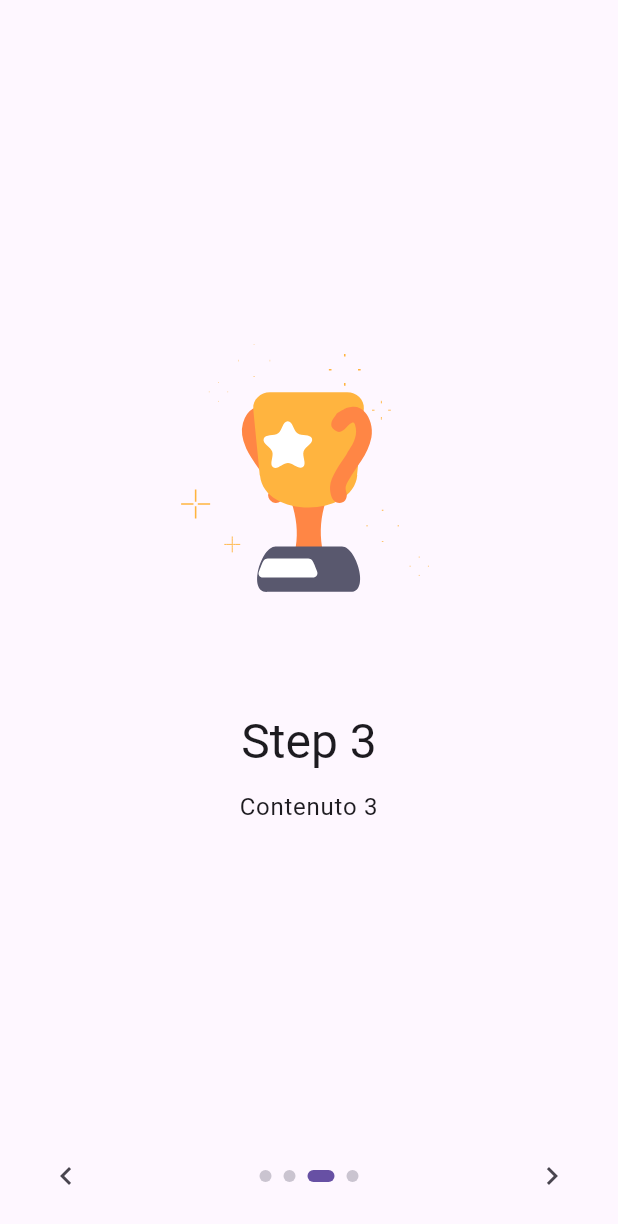
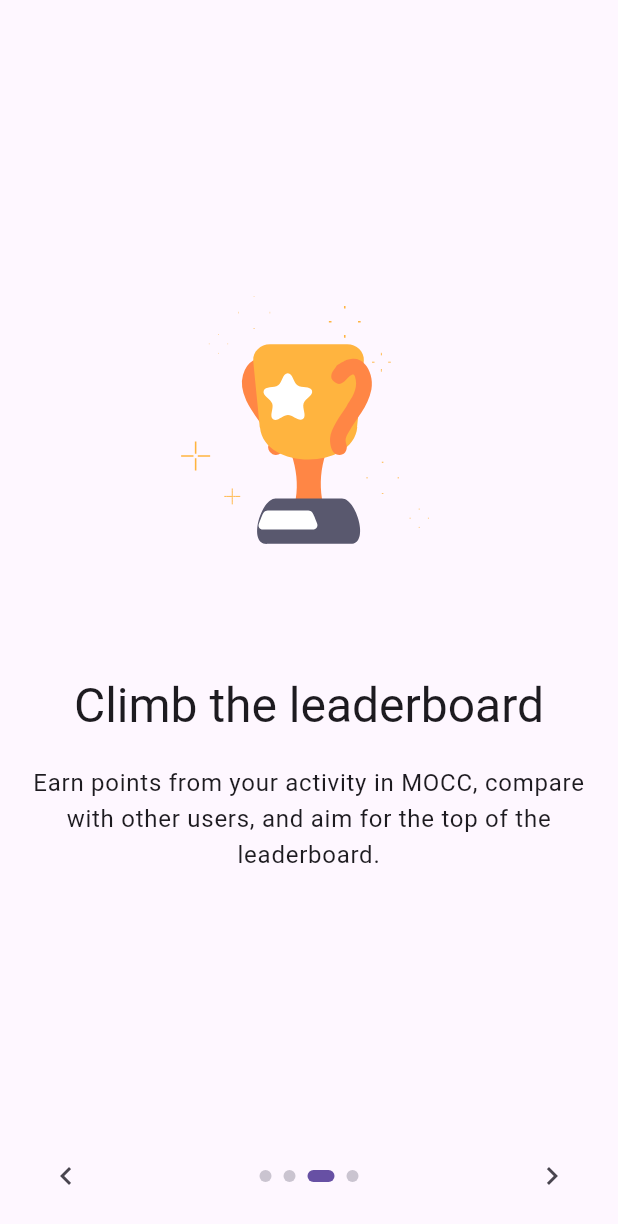
Before and after one commit to mariocosenza/mocc, a Flutter app: the screen it shows after launch, swiped to page 3, on a phone screen of 412 x 824 dp. Shown: the top 1224 px of the screen. Run offline on Flutter 3.47's test engine with Material 3 defaults, Android fonts, the light colour scheme and no system bars; our stand-ins replace auth_buttons, easy_localization, flutter_riverpod, go_router, graphql_flutter, lottie; missing offline and left inert: msal_auth, msal_js; project files that could hold a hidden picture were left out.

Commit message:
refactor: update text

```diff
--- a/app/assets/translations/en.json
+++ b/app/assets/translations/en.json
@@ -3,6 +3,14 @@
     "welcome": "Welcome to our app, {name}!",
     "login": "Login with Microsoft",
     "login_title": "Login with a Social",
+    "fridge": "Fridge",
+    "shopping": "Shopping",
+    "step1_title": "Plan meals with what you already have",
+    "step1_description": "MOCC turns your inventory into optimized meal options—less waste, better balance, smarter choices.",
+    "step2_title": "Import groceries from receipts",
+    "step2_description": "Snap a receipt photo: MOCC extracts items and updates your inventory automatically.",
+    "step3_title": "Climb the leaderboard",
+    "step3_description": "Earn points from your activity in MOCC, compare with other users, and aim for the top of the leaderboard.",
     "items_count": {
       "zero": "No items",
       "one": "1 item",
--- a/app/assets/translations/it.json
+++ b/app/assets/translations/it.json
@@ -3,6 +3,14 @@
     "login": "Accedi con Microsoft",
     "welcome": "Benvenuto nella nostra app, {name}!",
     "login_title": "Accedi con un social",
+    "fridge": "Frigo",
+    "shopping": "Carrello",
+    "step1_title": "Pianifica i pasti con ciò che hai",
+    "step1_description": "MOCC trasforma il tuo inventario in proposte ottimizzate: meno sprechi, più equilibrio e scelte guidate.",
+    "step2_title": "Importa la spesa dallo scontrino",
+    "step2_description": "Scatta una foto allo scontrino: MOCC riconosce i prodotti e aggiorna automaticamente l’inventario.",
+    "step3_title": "Raggiungi i tuoi obiettivi",
+    "step3_description": "Guadagna punti con le tue attività su MOCC, confrontati con gli altri utenti e punta al top della leaderboard.",
     "items_count": {
       "zero": "0 elementi",
       "one": "1 elemento",
--- a/app/lib/views/onboard_screen.dart
+++ b/app/lib/views/onboard_screen.dart
@@ -2,6 +2,8 @@ import 'package:auth_buttons/auth_buttons.dart';
 import 'package:easy_localization/easy_localization.dart';
 import 'package:flutter/material.dart';
 import 'package:flutter_riverpod/flutter_riverpod.dart';
+import 'package:go_router/go_router.dart';
+import 'package:graphql_flutter/graphql_flutter.dart';
 import 'package:lottie/lottie.dart';
 import 'package:mocc/auth/auth_controller.dart';
 
@@ -69,23 +71,23 @@ class _OnboardingScreenState extends State<OnboardingScreen> {
               child: PageView(
                 controller: _controller,
                 physics: const BouncingScrollPhysics(),
-                children: const [
+                children: [
                   _OnboardPage(
-                    title: 'Step 1',
-                    subtitle: 'Contenuto 1',
+                    title: tr('step1_title'),
+                    subtitle: tr('step1_description'),
                     lottieAsset: 'assets/lotties/Food animation.json',
                   ),
                   _OnboardPage(
-                    title: 'Step 2',
-                    subtitle: 'Contenuto 2',
+                    title: tr('step2_title'),
+                    subtitle: tr('step2_description'),
                     lottieAsset: 'assets/lotties/scan document.json',
                   ),
                   _OnboardPage(
-                    title: 'Step 3',
-                    subtitle: 'Contenuto 3',
+                    title: tr('step3_title'),
+                    subtitle: tr('step3_description'),
                     lottieAsset: 'assets/lotties/Trophy.json',
                   ),
-                  _OnboardLoginPage(),
+                  const _OnboardLoginPage(),
                 ],
               ),
             ),
@@ -170,10 +172,13 @@ class _OnboardPage extends StatelessWidget {
             Lottie.asset(lottieAsset, height: 260, fit: BoxFit.contain),
             const SizedBox(height: 16),
 
-            Text(
-              title,
-              style: Theme.of(context).textTheme.headlineLarge,
-              textAlign: TextAlign.center,
+            Padding(
+              padding: const EdgeInsets.all(8.0),
+              child: Text(
+                title,
+                style: Theme.of(context).textTheme.headlineLarge,
+                textAlign: TextAlign.center,
+              ),
             ),
             const SizedBox(height: 12),
 
@@ -231,6 +236,9 @@ class _OnboardLoginPageState extends ConsumerState<_OnboardLoginPage> {
 
                       try {
                         await auth.signIn();
+                        if(auth.isAuthenticated) {
+                            context.go('/home');
+                        }
                       } catch (e) {
                         messenger?.showSnackBar(
                           SnackBar(content: Text('Sign-in failed: $e')),
```
Also changed, not shown: app/lib/widgets/mocc_navigation_bar.dart (+6 -5 lines), app/lib/translations/codegen_loader.g.dart, app/lib/translations/locale_keys.g.dart.
